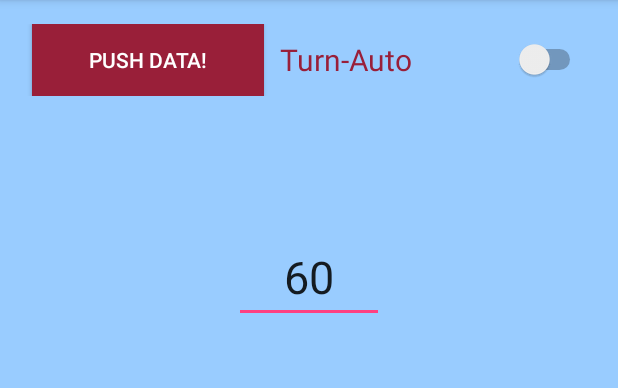
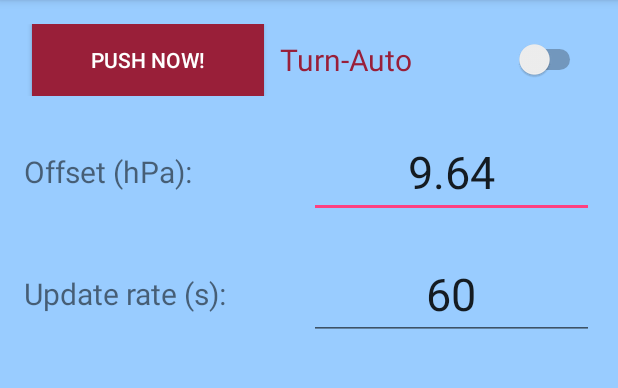
Before and after one commit to Montvydas/FloorFinder, an Android app: the MainActivity screen opened directly, with no data from a screen before it, on a phone screen of 412 x 824 dp, the part 84-472 px from its top. Run offline under Robolectric (Android 15) with nearby library versions, the phone set to English and light mode, and no system bars; 1 statement that could not run was skipped.

Commit message:
added some mode changes

```diff
--- a/PressureStation/app/src/main/res/layout/content_main.xml
+++ b/PressureStation/app/src/main/res/layout/content_main.xml
@@ -17,6 +17,7 @@
     <LinearLayout
         android:layout_width="match_parent"
         android:layout_height="wrap_content"
+        android:orientation="horizontal"
         android:weightSum="2">
 
         <Button
@@ -29,7 +30,7 @@
             android:layout_marginLeft="5dp"
             android:background="#991F39"
             android:textColor="#FFFFFF"
-            android:text="Push Data!" />
+            android:text="Push Now!" />
 
         <Switch
             android:layout_width="wrap_content"
@@ -44,16 +45,65 @@
             android:id="@+id/switch1" />
     </LinearLayout>
 
+    <LinearLayout
+        android:layout_width="match_parent"
+        android:layout_height="wrap_content"
+        android:paddingTop="20dp"
+        android:orientation="horizontal"
+        android:weightSum="2">
+
+        <TextView
+            android:layout_width="match_parent"
+            android:layout_height="wrap_content"
+            android:layout_weight="1"
+            android:text="Offset (hPa):"
+            android:textSize="20sp"
+            android:layout_gravity="center"
+            />
+
         <EditText
-        android:id="@+id/phone"
-        android:layout_width="100dp"
+            android:id="@+id/offset_value"
+            android:layout_width="match_parent"
+            android:layout_height="wrap_content"
+            android:hint=""
+            android:text="9.64"
+            android:textSize="30sp"
+            android:layout_gravity="center"
+            android:gravity="center"
+            android:inputType="number|phone"
+            android:digits="1234567890."
+            android:layout_weight="1"/>
+    </LinearLayout>
+
+    <LinearLayout
+        android:layout_width="match_parent"
+        android:layout_height="wrap_content"
+        android:paddingTop="20dp"
+        android:orientation="horizontal"
+        android:weightSum="2">
+
+        <TextView
+            android:layout_width="match_parent"
+            android:layout_height="wrap_content"
+            android:layout_weight="1"
+            android:text="Update rate (s):"
+            android:textSize="20sp"
+            android:layout_gravity="center"
+            />
+
+        <EditText
+            android:id="@+id/update_rate"
+            android:layout_width="match_parent"
             android:layout_height="wrap_content"
             android:hint=""
             android:text="60"
             android:textSize="30sp"
-        android:paddingTop="100dp"
             android:layout_gravity="center"
             android:gravity="center"
             android:inputType="number|phone"
-        android:digits="1234567890"/>
+            android:digits="1234567890"
+            android:layout_weight="1"/>
     </LinearLayout>
+
+
+</LinearLayout>
--- a/TangoApp/app/src/main/res/values/strings.xml
+++ b/TangoApp/app/src/main/res/values/strings.xml
@@ -1,4 +1,6 @@
 <resources>
+
+    <string name="banner_ad_unit_id">ca-app-pub-3940256099942544/6300978111</string>
     <string name="app_name">Floor Finder</string>
 
     <string name="pref_auto_update_title">Auto Updates Settings</string>
```
Also changed, not shown: TangoApp/app/build.gradle (line endings or trailing spaces), 1 other file. Lines whose indentation alone changed are shown as unchanged.
